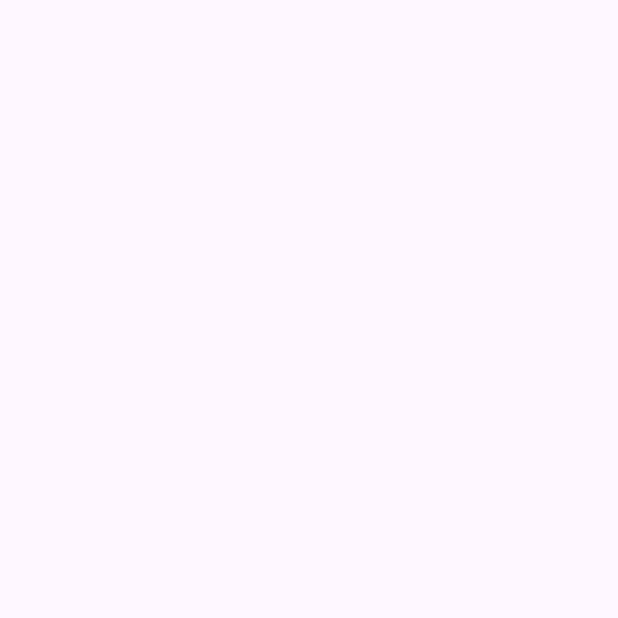
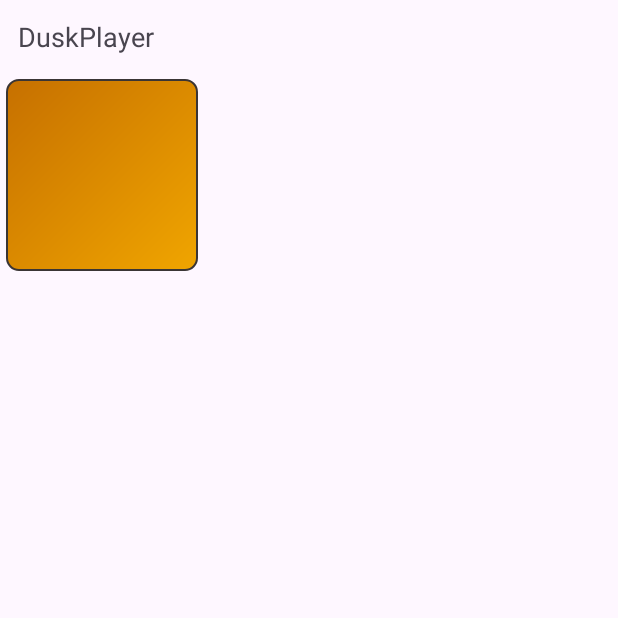
Before and after one commit to miladgoli/DuskPlayer, an Android app: the screen it shows after launch (MainActivity), on a phone screen of 412 x 824 dp, the top half of it. Before the commit the part shown is empty. Run offline under Robolectric (Android 15) with nearby library versions, the phone set to English and light mode, and no system bars.

Commit message:
Add Fragments
-add app setting fragment
-add background for button
-add playlist fragment
-add playing music fragment

```diff
--- /dev/null
+++ b/app/src/main/res/drawable/background_playlist_button.xml
@@ -0,0 +1,9 @@
+<?xml version="1.0" encoding="utf-8"?>
+<shape xmlns:android="http://schemas.android.com/apk/res/android"
+    android:shape="rectangle">
+
+    <gradient android:startColor="@color/dusk_light_yellow" android:endColor="@color/dusk_yellow" android:angle="135" />
+    <stroke android:width="1dp" android:color="@color/dusk_gray"/>
+    <corners android:radius="8dp"/>
+
+</shape>
--- a/app/src/main/res/layout/activity_main.xml
+++ b/app/src/main/res/layout/activity_main.xml
@@ -1,10 +1,40 @@
 <?xml version="1.0" encoding="utf-8"?>
-<androidx.constraintlayout.widget.ConstraintLayout xmlns:android="http://schemas.android.com/apk/res/android"
+<androidx.coordinatorlayout.widget.CoordinatorLayout xmlns:android="http://schemas.android.com/apk/res/android"
     xmlns:app="http://schemas.android.com/apk/res-auto"
     xmlns:tools="http://schemas.android.com/tools"
     android:layout_width="match_parent"
     android:layout_height="match_parent"
     tools:context=".MainActivity">
 
+    <com.google.android.material.appbar.AppBarLayout
+        android:layout_width="match_parent"
+        android:layout_height="wrap_content">
+        <TextView
+            android:layout_width="wrap_content"
+            android:layout_height="wrap_content"
+            android:text="@string/app_name"
+            android:layout_gravity="center|start"
+            android:layout_margin="12dp"
+            android:textSize="18sp"
+            />
+    </com.google.android.material.appbar.AppBarLayout>
+    <LinearLayout
+        android:layout_width="match_parent"
+        android:layout_height="wrap_content"
+        app:layout_behavior="com.google.android.material.appbar.AppBarLayout$ScrollingViewBehavior">
+        <ImageView
+            android:layout_width="128dp"
+            android:layout_height="128dp"
+            android:layout_margin="4dp"
+            android:background="@drawable/background_playlist_button">
 
-</androidx.constraintlayout.widget.ConstraintLayout>
+        </ImageView>
+    </LinearLayout>
+
+    <androidx.recyclerview.widget.RecyclerView
+        android:layout_width="match_parent"
+        android:layout_height="match_parent"
+        app:layout_behavior="com.google.android.material.appbar.AppBarLayout$ScrollingViewBehavior"
+
+        />
+</androidx.coordinatorlayout.widget.CoordinatorLayout>
--- /dev/null
+++ b/app/src/main/res/layout/app_setting.xml
@@ -0,0 +1,6 @@
+<?xml version="1.0" encoding="utf-8"?>
+<androidx.constraintlayout.widget.ConstraintLayout xmlns:android="http://schemas.android.com/apk/res/android"
+    android:layout_width="match_parent"
+    android:layout_height="match_parent">
+
+</androidx.constraintlayout.widget.ConstraintLayout>
--- /dev/null
+++ b/app/src/main/res/layout/playing_music.xml
@@ -0,0 +1,10 @@
+<?xml version="1.0" encoding="utf-8"?>
+<androidx.constraintlayout.widget.ConstraintLayout xmlns:android="http://schemas.android.com/apk/res/android"
+    android:layout_width="match_parent"
+    android:layout_height="match_parent">
+
+
+
+
+
+</androidx.constraintlayout.widget.ConstraintLayout>
--- /dev/null
+++ b/app/src/main/res/layout/playlist_music.xml
@@ -0,0 +1,6 @@
+<?xml version="1.0" encoding="utf-8"?>
+<androidx.constraintlayout.widget.ConstraintLayout xmlns:android="http://schemas.android.com/apk/res/android"
+    android:layout_width="match_parent"
+    android:layout_height="match_parent">
+
+</androidx.constraintlayout.widget.ConstraintLayout>
```
